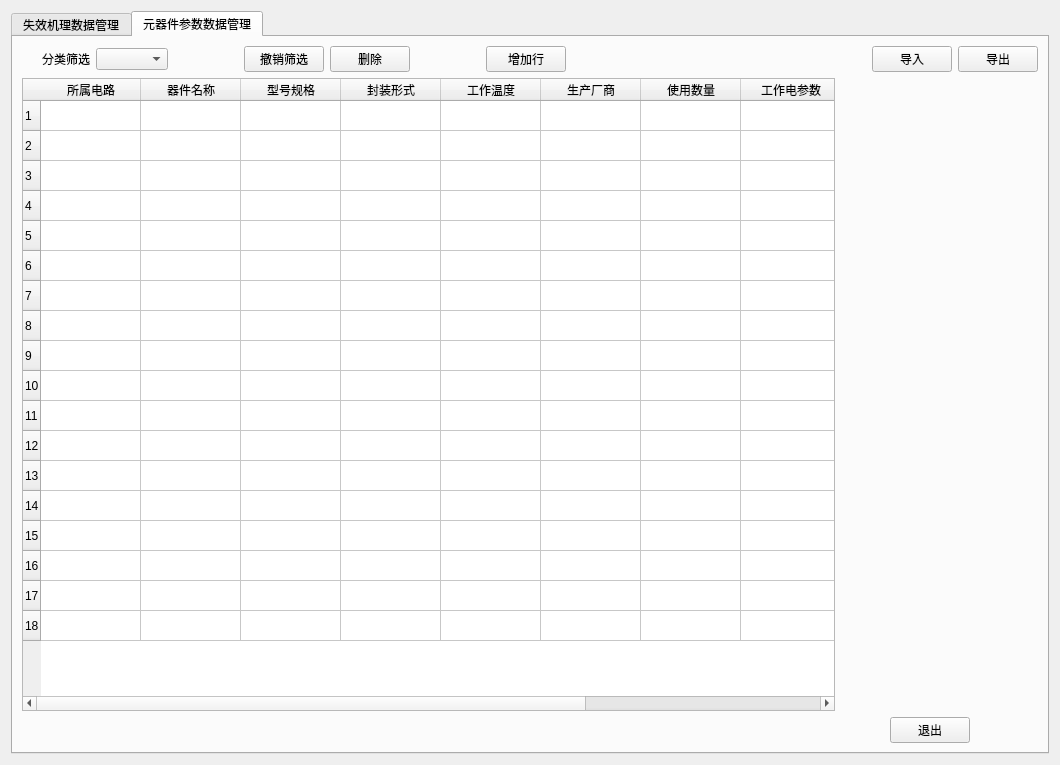
Qt form monitor2.ui (k1moday/pyside2_GUI_project) before a commit.
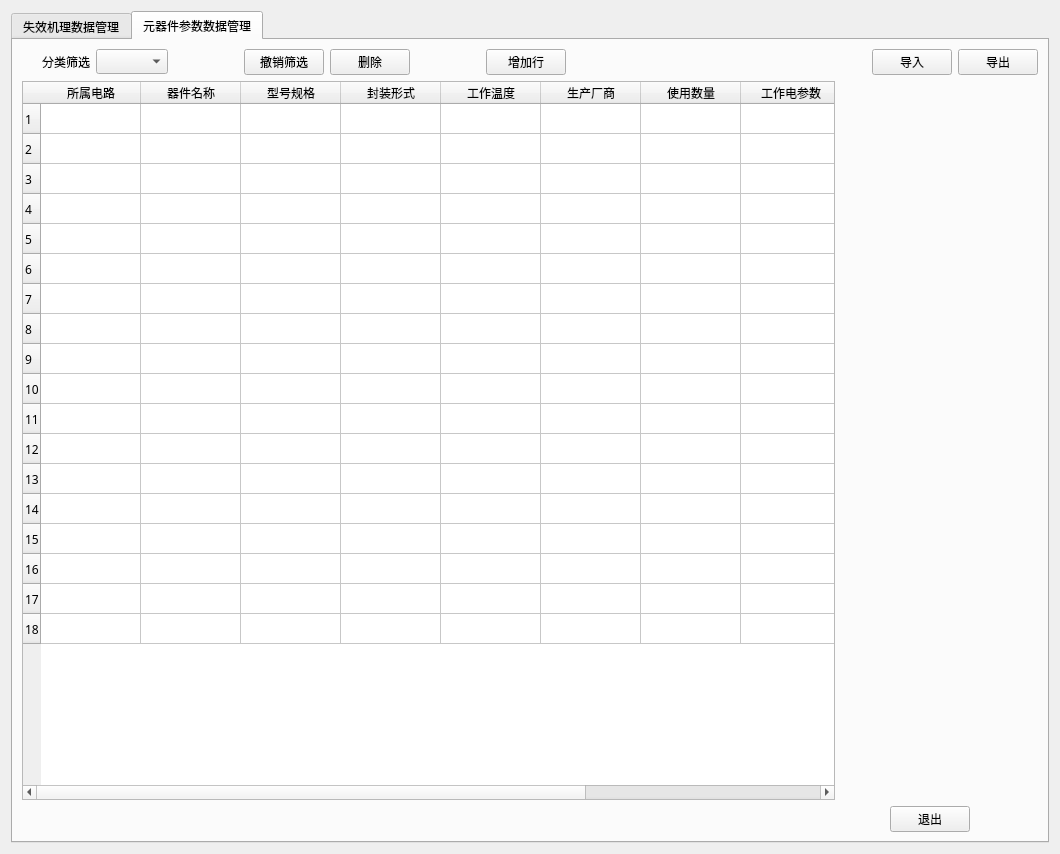
The same form after that commit. The open tabs and pages were chosen to show the change.

Patch:
```diff
--- a/monitor2.ui
+++ b/monitor2.ui
@@ -6,8 +6,8 @@
    <rect>
     <x>0</x>
     <y>0</y>
-    <width>925</width>
-    <height>765</height>
+    <width>1056</width>
+    <height>854</height>
    </rect>
   </property>
   <property name="maximumSize">
@@ -22,6 +22,11 @@
   <layout class="QHBoxLayout" name="horizontalLayout">
    <item>
     <widget class="QTabWidget" name="tabWidget">
+     <property name="font">
+      <font>
+       <family>微软雅黑</family>
+      </font>
+     </property>
      <property name="currentIndex">
       <number>0</number>
      </property>
```
Left out of the diff: 2 changed lines with no effect on the pictures.
